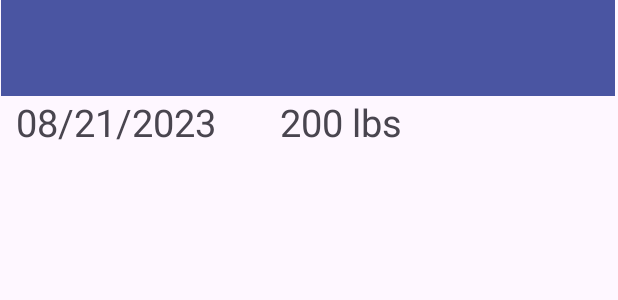
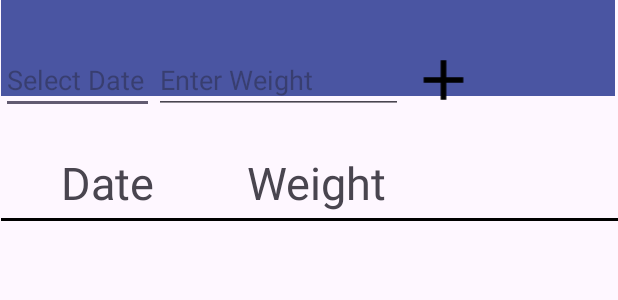
Before and after one commit to SeanMichael87/WeightTrackingApp, an Android app: the layout history.xml on its own in the app's theme, with its tools: preview values and no code run, on a phone screen of 412 x 824 dp. Shown: the top 300 px of the screen. Run offline under Robolectric (Android 15) with nearby library versions, the phone set to English and light mode, and no system bars.

Commit message:
Minor changes

```diff
--- a/app/src/main/res/drawable/baseline_add_24.xml
+++ b/app/src/main/res/drawable/baseline_add_24.xml
@@ -1,5 +1,5 @@
-<vector android:height="24dp" android:tint="@color/white"
+<vector android:height="24dp" android:tint="@color/black"
     android:viewportHeight="24" android:viewportWidth="24"
     android:width="24dp" xmlns:android="http://schemas.android.com/apk/res/android">
-    <path android:fillColor="@android:color/white" android:pathData="M19,13h-6v6h-2v-6H5v-2h6V5h2v6h6v2z"/>
+    <path android:fillColor="@android:color/black" android:pathData="M19,13h-6v6h-2v-6H5v-2h6V5h2v6h6v2z"/>
 </vector>
--- /dev/null
+++ b/app/src/main/res/drawable/table_lines.xml
@@ -0,0 +1,14 @@
+<?xml version="1.0" encoding="utf-8"?>
+<layer-list xmlns:android="http://schemas.android.com/apk/res/android">
+    <item
+        android:left = "-2dp"
+        android:right = "-2dp"
+        android:top = "-2dp">
+        <shape
+            android:shape="rectangle" >
+
+            <stroke android:width="2dp"
+                android:color="#000000" />
+        </shape>
+    </item>
+</layer-list>
--- a/app/src/main/res/layout/history.xml
+++ b/app/src/main/res/layout/history.xml
@@ -21,64 +21,59 @@
     <TableLayout
         android:id="@+id/tableLayout"
         android:layout_width="411dp"
-        android:layout_height="768dp"
+        android:layout_height="827dp"
         android:orientation="vertical"
         app:layout_constraintBottom_toBottomOf="parent"
         app:layout_constraintEnd_toEndOf="parent"
-        app:layout_constraintStart_toStartOf="parent">
+        app:layout_constraintStart_toStartOf="parent"
+        app:layout_constraintTop_toBottomOf="@+id/toolbar2">
+        <TableRow>
+            <EditText
+                android:hint="Select Date"
+                android:autofillHints="Select Date"
+                android:inputType="date" />
+            <EditText
+                android:hint="Enter Weight"
+                android:autofillHints="Enter Weight"
+                android:inputType="number"/>
+
+            <ImageView
+                android:layout_width="54dp"
+                android:layout_height="match_parent"
+                android:src="@drawable/baseline_add_24" />
+
+
+
+
+        </TableRow>
 
         <TableRow
             android:layout_width="match_parent"
-            android:layout_height="match_parent">
+            android:layout_height="match_parent"
+            android:background="@drawable/table_lines">
 
             <TextView
                 android:id="@+id/date_text_example"
                 android:layout_width="wrap_content"
                 android:layout_height="51dp"
-                android:layout_marginStart="10dp"
+                android:layout_marginStart="40dp"
+                android:layout_marginTop="20dp"
                 android:gravity="center"
-                android:text="08/21/2023"
-                android:textSize="25sp" />
+                android:text="Date"
+                android:textSize="30sp" />
 
             <TextView
                 android:id="@+id/weight_text_example"
                 android:layout_width="116dp"
                 android:layout_height="51dp"
-                android:layout_marginStart="25dp"
+                android:layout_marginStart="50dp"
+                android:layout_marginTop="20dp"
                 android:backgroundTint="@null"
                 android:gravity="center"
-                android:text="200 lbs"
-                android:textSize="25sp" />
+                android:text="Weight"
+                android:textSize="30sp" />
 
         </TableRow>
     </TableLayout>
 
-    <LinearLayout
-        android:layout_width="409dp"
-        android:layout_height="57dp"
-        android:orientation="horizontal"
-        app:layout_constraintBottom_toTopOf="@+id/tableLayout"
-        app:layout_constraintEnd_toEndOf="parent"
-        app:layout_constraintStart_toStartOf="parent"
-        app:layout_constraintTop_toBottomOf="@+id/toolbar2">
-
-        <TextView
-            android:id="@+id/textView"
-            android:layout_width="wrap_content"
-            android:layout_height="71dp"
-            android:layout_weight="1"
-            android:gravity="center"
-            android:text="Date"
-            android:textSize="30sp" />
-
-        <TextView
-            android:id="@+id/textView2"
-            android:layout_width="wrap_content"
-            android:layout_height="match_parent"
-            android:layout_weight="1"
-            android:gravity="center"
-            android:text="Weight"
-            android:textSize="30sp" />
-    </LinearLayout>
-
 </androidx.constraintlayout.widget.ConstraintLayout>
```
